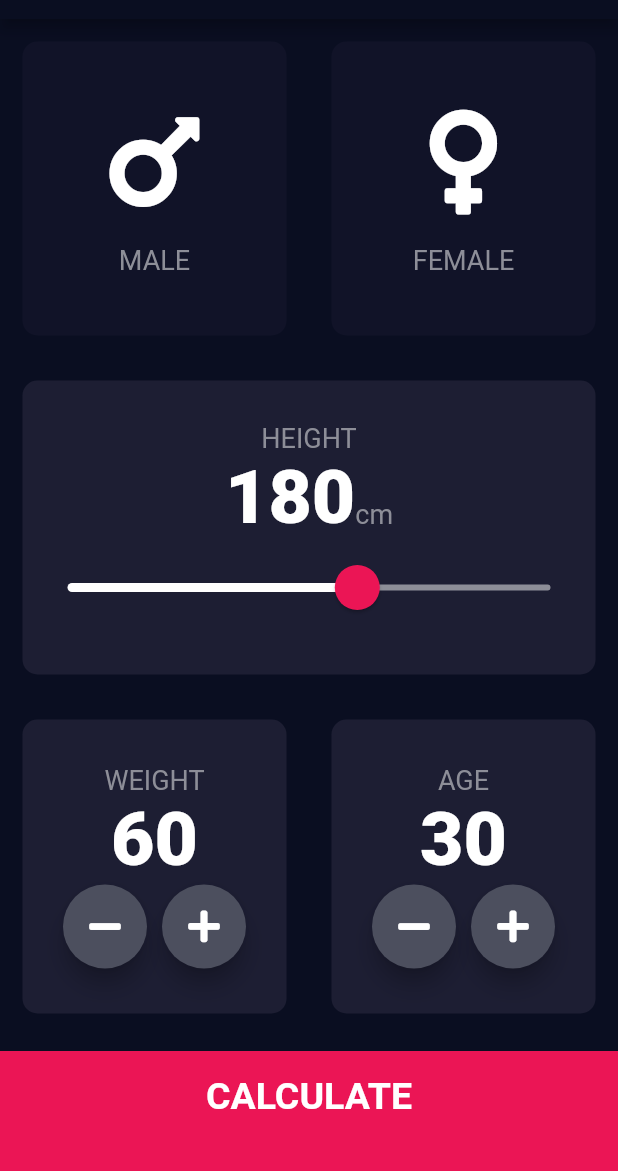
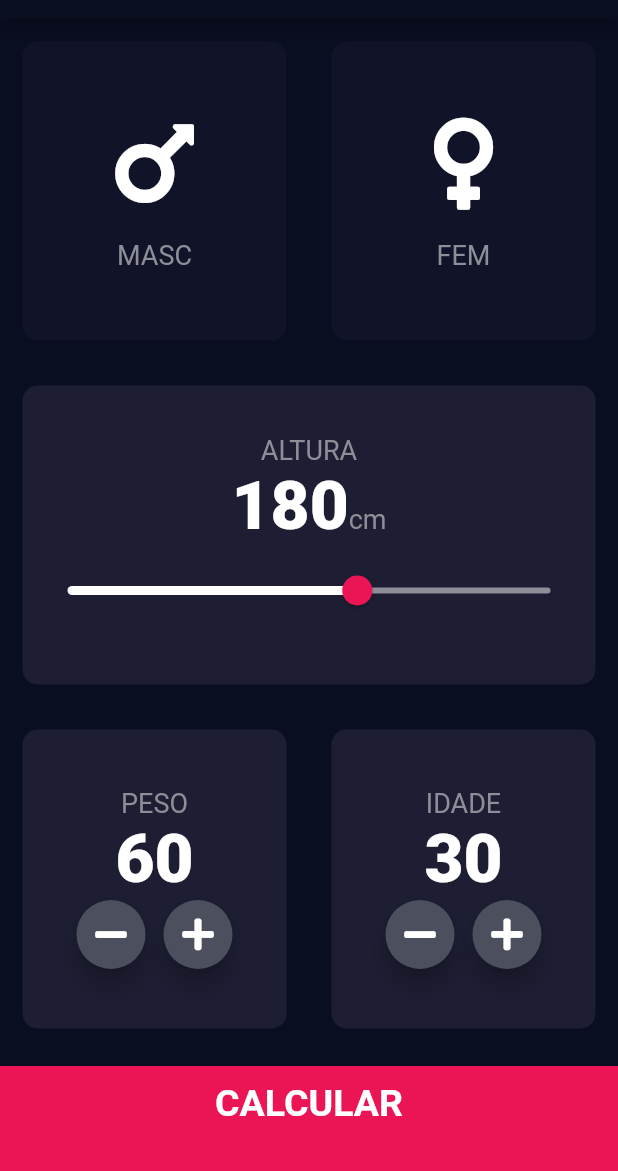
Before and after one commit to hb57786/bmi-calculator-flutter-master, a Flutter app: the screen it shows after launch, on a phone screen of 412 x 824 dp, the part 65-1236 px from its top. Run offline on Flutter 3.47's test engine with Material 2 defaults, Android fonts, the phone set to English and light mode, and no system bars; our stand-ins replace font_awesome_flutter.

Commit message:
Refactoring code

```diff
--- a/lib/components/icon_content.dart
+++ b/lib/components/icon_content.dart
@@ -14,7 +14,7 @@ class IconContent extends StatelessWidget {
       children: [
         Icon(
           icon,
-          size: 80.0,
+          size: 70.0,
         ),
         SizedBox(
           height: 15.0,
--- a/lib/components/round_icon_button.dart
+++ b/lib/components/round_icon_button.dart
@@ -13,8 +13,8 @@ class RoundIconButton extends StatelessWidget {
       onPressed: onPressed,
       elevation: 6.0,
       constraints: BoxConstraints.tightFor(
-        width: 56.0,
-        height: 56.0,
+        width: 46.0,
+        height: 46.0,
       ),
       shape: CircleBorder(),
       fillColor: Color(0xFF4C4F5E),
--- a/lib/contants.dart
+++ b/lib/contants.dart
@@ -1,6 +1,6 @@
 import 'package:flutter/material.dart';
 
-const kBottomContainerHeight = 80.0;
+const kBottomContainerHeight = 70.0;
 const kActiveCardColour = Color(0xFF1D1E33);
 const kInactiveCardColour = Color(0xFF111328);
 const kBottomContainerColor = Color(0xFFEB1555);
@@ -11,7 +11,7 @@ const kLabelTextStyle = TextStyle(
 );
 
 const kNumberTextStyle = TextStyle(
-  fontSize: 50.0,
+  fontSize: 45.0,
   fontWeight: FontWeight.w900,
 );
 
@@ -21,7 +21,7 @@ const kLargeButtomStyle = TextStyle(
 );
 
 const kTitleTextStyle = TextStyle(
-  fontSize: 50.0,
+  fontSize: 40.0,
   fontWeight: FontWeight.bold,
 );
 
--- a/lib/main.dart
+++ b/lib/main.dart
@@ -12,6 +12,7 @@ class BMICalculator extends StatelessWidget {
         scaffoldBackgroundColor: Color(0xFF0A0E21),
       ),
       home: InputPage(),
+      debugShowCheckedModeBanner: false,
     );
   }
 }
--- /dev/null
+++ b/lib/screens/calculator_brain.dart
@@ -0,0 +1,37 @@
+import 'dart:math';
+
+import 'package:flutter/cupertino.dart';
+
+class CalculatorBrain {
+  CalculatorBrain({this.height, this.weight});
+
+  final int height;
+  final int weight;
+
+  double _bmi;
+
+  String calculateBMI() {
+    _bmi = weight / pow(height / 100, 2);
+    return _bmi.toStringAsFixed(1);
+  }
+
+  String getResult() {
+    if (_bmi >= 25) {
+      return 'Acima do Peso';
+    } else if (_bmi > 18.5) {
+      return 'Normal';
+    } else {
+      return 'Abaixo do Peso';
+    }
+  }
+
+  String getInterpretation() {
+    if (_bmi >= 25) {
+      return 'Você está um pouco acima do peso! Tente se exercitar mais!';
+    } else if (_bmi > 18.5) {
+      return 'Você está no peso ideal! Bom trabalho!!!';
+    } else {
+      return 'Você está um pouco abaixo do peso! Você pode comer um pouco mais!';
+    }
+  }
+}
--- a/lib/screens/input_page.dart
+++ b/lib/screens/input_page.dart
@@ -6,6 +6,7 @@ import 'package:bmi_calculator/contants.dart';
 import 'package:bmi_calculator/screens/results_page.dart';
 import 'package:bmi_calculator/components/bottom_button.dart';
 import 'package:bmi_calculator/components/round_icon_button.dart';
+import 'calculator_brain.dart';
 
 enum Gender {
   male,
@@ -47,7 +48,7 @@ class _InputPageState extends State<InputPage> {
                       : kInactiveCardColour,
                   cardChild: IconContent(
                     icon: FontAwesomeIcons.mars,
-                    label: 'MALE',
+                    label: 'MASC',
                   ),
                 ),
               ),
@@ -63,7 +64,7 @@ class _InputPageState extends State<InputPage> {
                       : kInactiveCardColour,
                   cardChild: IconContent(
                     icon: FontAwesomeIcons.venus,
-                    label: 'FEMALE',
+                    label: 'FEM',
                   ),
                 ),
               ),
@@ -76,7 +77,7 @@ class _InputPageState extends State<InputPage> {
                 mainAxisAlignment: MainAxisAlignment.center,
                 children: [
                   Text(
-                    'HEIGHT',
+                    'ALTURA',
                     style: kLabelTextStyle,
                   ),
                   Row(
@@ -101,7 +102,7 @@ class _InputPageState extends State<InputPage> {
                       thumbColor: Color(0xFFEB1555),
                       overlayColor: Color(0x29EB1555),
                       thumbShape:
-                          RoundSliderThumbShape(enabledThumbRadius: 15.0),
+                          RoundSliderThumbShape(enabledThumbRadius: 10.0),
                       overlayShape:
                           RoundSliderOverlayShape(overlayRadius: 30.0),
                     ),
@@ -130,7 +131,7 @@ class _InputPageState extends State<InputPage> {
                     mainAxisAlignment: MainAxisAlignment.center,
                     children: [
                       Text(
-                        'WEIGHT',
+                        'PESO',
                         style: kLabelTextStyle,
                       ),
                       Text(
@@ -172,7 +173,7 @@ class _InputPageState extends State<InputPage> {
                     mainAxisAlignment: MainAxisAlignment.center,
                     children: [
                       Text(
-                        'AGE',
+                        'IDADE',
                         style: kLabelTextStyle,
                       ),
                       Text(
@@ -210,10 +211,20 @@ class _InputPageState extends State<InputPage> {
             ],
           )),
           BottomButtom(
-            buttonTitle: 'CALCULATE',
+            buttonTitle: 'CALCULAR',
             onTap: () {
-              Navigator.push(context,
-                  MaterialPageRoute(builder: (context) => ResultsPage()));
+              CalculatorBrain calc =
+                  CalculatorBrain(height: height, weight: weight);
+              Navigator.push(
+                context,
+                MaterialPageRoute(
+                  builder: (context) => ResultsPage(
+                    bmiResult: calc.calculateBMI(),
+                    resultText: calc.getResult(),
+                    interpretation: calc.getInterpretation(),
+                  ),
+                ),
+              );
             },
           ),
         ],
```
Also changed, not shown: lib/screens/results_page.dart (+15 -5 lines).
